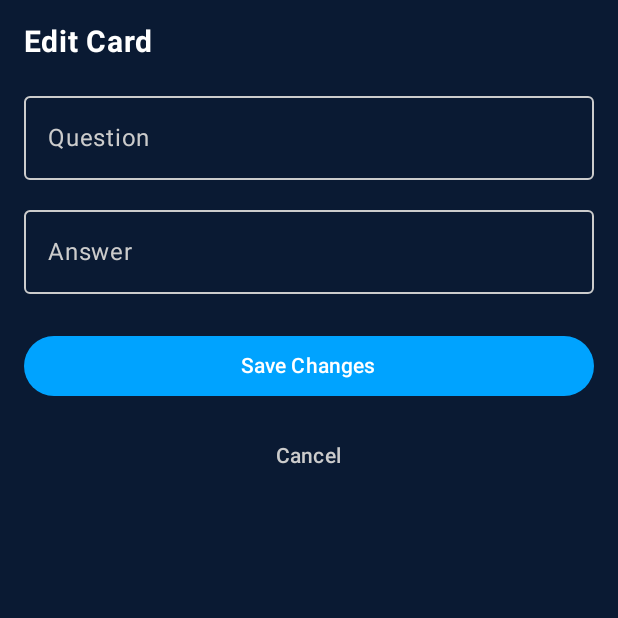
After one commit to elviradelic/FlashLearn, an Android app built with Jetpack Compose: the composable EditCardScreen called with empty values, on a phone screen of 412 x 824 dp, the top half of it. The commit adds this screen. Run offline under Robolectric (Android 15) with nearby library versions, the phone set to English and light mode, and no system bars.

Commit message:
Implementirano brisanje i uređivanje kartica

```diff
--- a/app/src/main/java/com/example/flashlearn_app/data/model/Card.kt
+++ b/app/src/main/java/com/example/flashlearn_app/data/model/Card.kt
@@ -1,7 +1,7 @@
 package com.example.flashlearn_app.data.model
 
 data class Card(
-    val id: Int,
+    val id: Int? = null,  // omogućava da se postavi automatski
     val front: String,
     val back: String,
     val deckId: Int,        // povezuje karticu s deckom
--- a/app/src/main/java/com/example/flashlearn_app/data/repository/DeckRepository.kt
+++ b/app/src/main/java/com/example/flashlearn_app/data/repository/DeckRepository.kt
@@ -9,7 +9,7 @@ class DeckRepository {
     private val _decks = MutableStateFlow<List<Deck>>(listOf(
         Deck(title = "English", description = "Map content"),
         Deck(title = "Deutsch", description = "Map content"),
-        Deck(title = "Français", description = "Map content")
+        Deck(title = "Franch", description = "Map content")
     ))
     val decks: StateFlow<List<Deck>> = _decks
 
--- /dev/null
+++ b/app/src/main/java/com/example/flashlearn_app/screens/cards/EditCardScreen.kt
@@ -0,0 +1,97 @@
+package com.example.flashlearn_app.screens.cards
+
+import androidx.compose.foundation.background
+import androidx.compose.foundation.layout.*
+import androidx.compose.material3.*
+import androidx.compose.runtime.*
+import androidx.compose.ui.Alignment
+import androidx.compose.ui.Modifier
+import androidx.compose.ui.graphics.Color
+import androidx.compose.ui.text.font.FontWeight
+import androidx.compose.ui.unit.dp
+import androidx.compose.ui.unit.sp
+import androidx.lifecycle.viewmodel.compose.viewModel
+import com.example.flashlearn_app.viewmodel.CardViewModel
+
+@Composable
+fun EditCardScreen(
+    cardId: Int,
+    initialFront: String,
+    initialBack: String,
+    cardViewModel: CardViewModel,
+    onNavigateBack: () -> Unit
+) {
+    val backgroundColor = Color(0xFF0A1A33)
+    val accentColor = Color(0xFF00A3FF)
+
+    var front by remember { mutableStateOf(initialFront) }
+    var back by remember { mutableStateOf(initialBack) }
+
+    val textFieldColors = OutlinedTextFieldDefaults.colors(
+        focusedTextColor = Color.White,
+        unfocusedTextColor = Color.White,
+        cursorColor = Color.White,
+        focusedBorderColor = accentColor,
+        unfocusedBorderColor = Color.LightGray,
+        focusedLabelColor = Color.White,
+        unfocusedLabelColor = Color.LightGray
+    )
+
+    Column(
+        modifier = Modifier
+            .fillMaxSize()
+            .background(backgroundColor)
+            .padding(16.dp),
+        verticalArrangement = Arrangement.Top
+    ) {
+        Text(
+            text = "Edit Card",
+            fontSize = 20.sp,
+            fontWeight = FontWeight.Bold,
+            color = Color.White,
+            modifier = Modifier.padding(bottom = 16.dp)
+        )
+
+        OutlinedTextField(
+            value = front,
+            onValueChange = { front = it },
+            label = { Text("Question") },
+            modifier = Modifier.fillMaxWidth(),
+            singleLine = true,
+            colors = textFieldColors
+        )
+
+        Spacer(modifier = Modifier.height(12.dp))
+
+        OutlinedTextField(
+            value = back,
+            onValueChange = { back = it },
+            label = { Text("Answer") },
+            modifier = Modifier.fillMaxWidth(),
+            singleLine = true,
+            colors = textFieldColors
+        )
+
+        Spacer(modifier = Modifier.height(24.dp))
+
+        Button(
+            onClick = {
+                cardViewModel.updateCard(cardId, front, back)
+                onNavigateBack()
+            },
+            modifier = Modifier.fillMaxWidth(),
+            colors = ButtonDefaults.buttonColors(containerColor = accentColor)
+        ) {
+            Text("Save Changes", color = Color.White)
+        }
+
+        Spacer(modifier = Modifier.height(12.dp))
+
+        TextButton(
+            onClick = onNavigateBack,
+            modifier = Modifier.align(Alignment.CenterHorizontally)
+        ) {
+            Text("Cancel", color = Color.LightGray)
+        }
+    }
+}
```
Also changed, not shown: app/src/main/java/com/example/flashlearn_app/MainActivity.kt (+30 -1 lines), app/src/main/java/com/example/flashlearn_app/data/repository/CardRepository.kt (+15 -1 lines), app/src/main/java/com/example/flashlearn_app/screens/cards/CardListScreen.kt (+30 -4 lines), app/src/main/java/com/example/flashlearn_app/viewmodel/CardViewModel.kt (+9 -0 lines).
